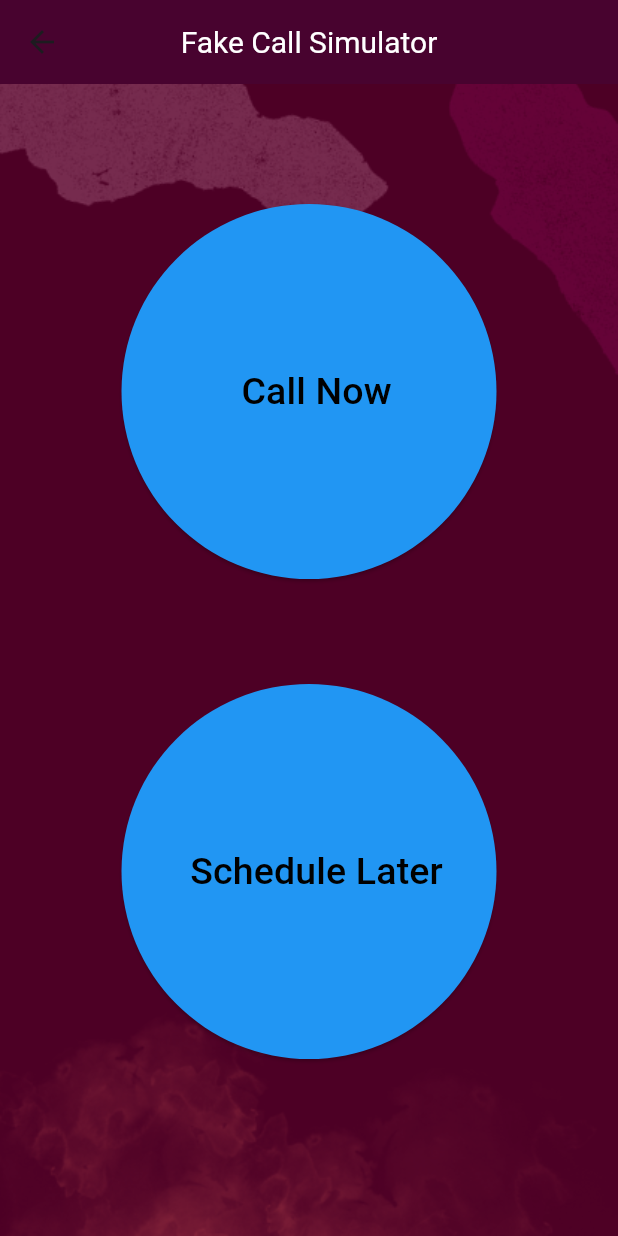
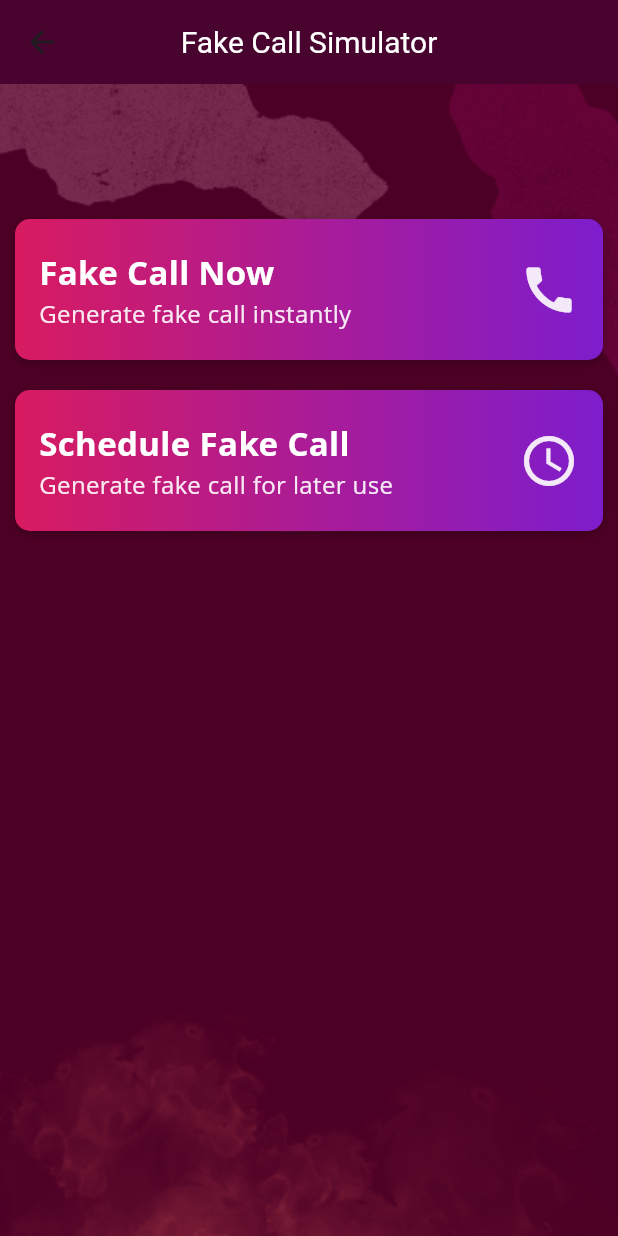
Before and after one commit to hmzza/safeguardher_fyp, a Flutter app: the fakecallmainpage screen opened by its route, on a phone screen of 412 x 824 dp. Run offline on Flutter 3.47's test engine with Material 3 defaults, Android fonts, the phone set to English and light mode, and no system bars; our stand-ins replace carousel_slider, contacts_service, geolocator, image_picker, just_audio, permission_handler and 2 more; missing offline and left inert: audio_session, flutter_sound, flutter_sound_platform_interface, telephony; accounts and stored records are empty; Roboto replaces fonts that are missing (Open Sans).

Commit message:
sab sort kiya hay

```diff
--- a/lib/fakecall_mainpage.dart
+++ b/lib/fakecall_mainpage.dart
@@ -16,9 +16,8 @@ class _fakecallmainpageState extends State<fakecallmainpage> {
   @override
   Widget build(BuildContext context) {
     return Scaffold(
-        appBar: CustomAppBar(titleText:'Fake Call Simulator'),
+      appBar: CustomAppBar(titleText: 'Fake Call Simulator'),
       body: Stack(
-
         children: <Widget>[
           Container(
             decoration: BoxDecoration(
@@ -28,71 +27,101 @@ class _fakecallmainpageState extends State<fakecallmainpage> {
               ),
             ),
           ),
-      Container(
-       //color: Colors.grey,
-        width: 380,
-        height: 250,
-        margin: EdgeInsets.only(top: 80,left: 60,right: 60),
-          child:ElevatedButton(
-            onPressed: () {
-              Navigator.push(context, new MaterialPageRoute(
-                  builder: (context) =>
-                  new fakecall())
-              );
-            },
-            child: Container(
-              //color: Colors.white,
-                height: 50,
-                width: 200,
-                margin: EdgeInsets.only(left: 10),
-                child: Center(
-                    child: Text('Call Now',style: TextStyle(fontSize: 25, color: Colors.black),)
-                )
+          ListView(
+            children: <Widget>[
+              SizedBox(height: 40),
+              SizedBox(height: 40),
+              featureCard(
+                label: 'Fake Call Now',
+                description: 'Generate fake call instantly',
+                onTap: () => Navigator.of(context).push(
+                  MaterialPageRoute(
+                      builder: (context) => fakeCallNow(
+                            value: '',
+                          )),
                 ),
-            style: ElevatedButton.styleFrom(
-              shape: CircleBorder(),
-              padding: EdgeInsets.all(10),
-              backgroundColor: Colors.blue, // <-- Button color
-              //foregroundColor: Colors.white, // <-- Splash color
+                icon: Icons.call,
               ),
+              featureCard(
+                label: 'Schedule Fake Call',
+                description: 'Generate fake call for later use',
+                // Example description
+                onTap: () => Navigator.of(context).push(
+                  MaterialPageRoute(builder: (context) => fakecallmainpage()),
                 ),
-
+                icon: Icons.schedule_outlined,
               ),
-      Container(
-        //color: Colors.grey,
-        width: 380,
-        height: 250,
-        margin: EdgeInsets.only(top:400,left: 60,right: 60),
-        child:ElevatedButton(
-          onPressed: () {
-            Navigator.push(context, new MaterialPageRoute(
-                builder: (context) =>
-                new fakeCallNow(value: '',))
-            );
-
-          },
-          child: Container(
-              //color: Colors.white,
-              height: 50,
-              width: 200,
-              margin: EdgeInsets.only(left: 10),
-              child: Center(
-                  child: Text('Schedule Later',style: TextStyle(fontSize: 25, color: Colors.black),)
-              )
+            ],
           ),
-          style: ElevatedButton.styleFrom(
-            shape: CircleBorder(),
-
-            padding: EdgeInsets.all(10),
-            backgroundColor: Colors.blue, // <-- Button color
-            //foregroundColor: Colors.white, // <-- Splash color
-          ),
-        ),
-
-      ),
-
         ],
       ),
     );
   }
+
+  Widget featureCard({
+    required String label,
+    required String description,
+    required VoidCallback onTap,
+    required IconData icon,
+  }) {
+    return GestureDetector(
+      onTap: onTap,
+      child: Container(
+        margin: EdgeInsets.all(10.0),
+        padding: EdgeInsets.symmetric(vertical: 20.0, horizontal: 16.0),
+        decoration: BoxDecoration(
+          gradient: LinearGradient(
+            colors: [Colors.pink.shade600, Color(0xFF7D1DCC)],
+            begin: Alignment.centerLeft,
+            end: Alignment.centerRight,
+          ),
+          borderRadius: BorderRadius.circular(10.0),
+          boxShadow: [
+            BoxShadow(
+              color: Colors.black26,
+              offset: Offset(0, 2),
+              blurRadius: 6.0,
+            ),
+          ],
+        ),
+        child: Row(
+          children: <Widget>[
+            Expanded(
+              child: Column(
+                crossAxisAlignment: CrossAxisAlignment.start,
+                children: [
+                  Text(
+                    label,
+                    style: TextStyle(
+                      fontFamily: 'Open Sans',
+                      // Set the font family to Open Sans
+                      fontWeight: FontWeight.bold,
+                      fontSize: 22,
+                      color: Colors.white,
+                    ),
+                  ),
+                  Text(
+                    description,
+                    style: TextStyle(
+                      fontFamily: 'Open Sans',
+                      // Set the font family to Open Sans
+                      fontSize: 16,
+                      color: Colors.white
+                          .withOpacity(0.9), // Slightly transparent white
+                    ),
+                  ),
+                ],
+              ),
+            ),
+            Icon(
+              icon,
+              color: Colors.white.withOpacity(0.9),
+              // Reduced transparency of the icon
+              size: 40,
+            ),
+          ],
+        ),
+      ),
+    );
   }
+}
--- a/lib/helplines.dart
+++ b/lib/helplines.dart
@@ -95,7 +95,7 @@ class _HelpLinesState extends State<HelpLines> {
               icon: Icon(Icons.arrow_drop_down, color: Color(0xffbd0b79)),
               iconSize: 24,
               elevation: 16,
-              style: TextStyle(color: Color(0xffbd0b79), fontSize: 18),
+              style: TextStyle(color: Color(0xffbd0b79), fontSize: 18, fontWeight: FontWeight.w300),
               underline: Container(
                 height: 2,
                 color: Colors.white,
@@ -118,14 +118,14 @@ class _HelpLinesState extends State<HelpLines> {
                       helpline['name'] ?? '',
                       style: TextStyle(
                         color: Colors.white,
-                        fontSize: 20,
+                        fontSize: 18,
                       ),
                     ),
                     subtitle: Text(
                       helpline['number'] ?? '',
                       style: TextStyle(
                         color: Colors.white.withOpacity(0.7),
-                        fontSize: 18,
+                        fontSize: 16,
                       ),
                     ),
                     trailing: IconButton(
```
Lines whose indentation alone changed are shown as unchanged.
